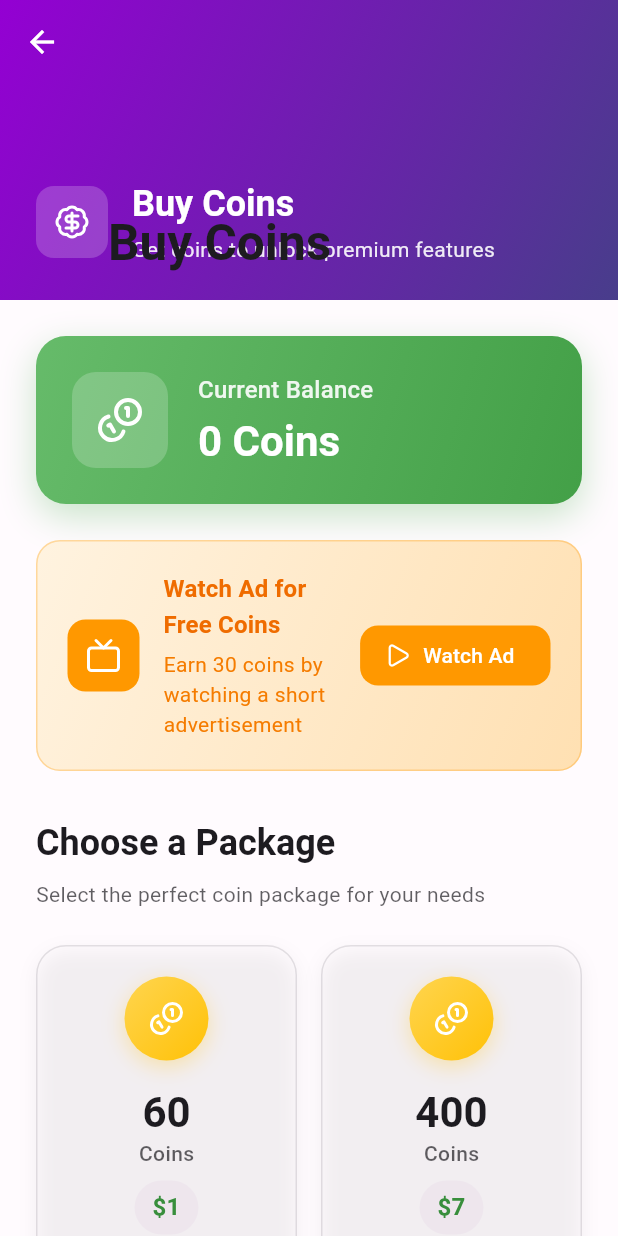
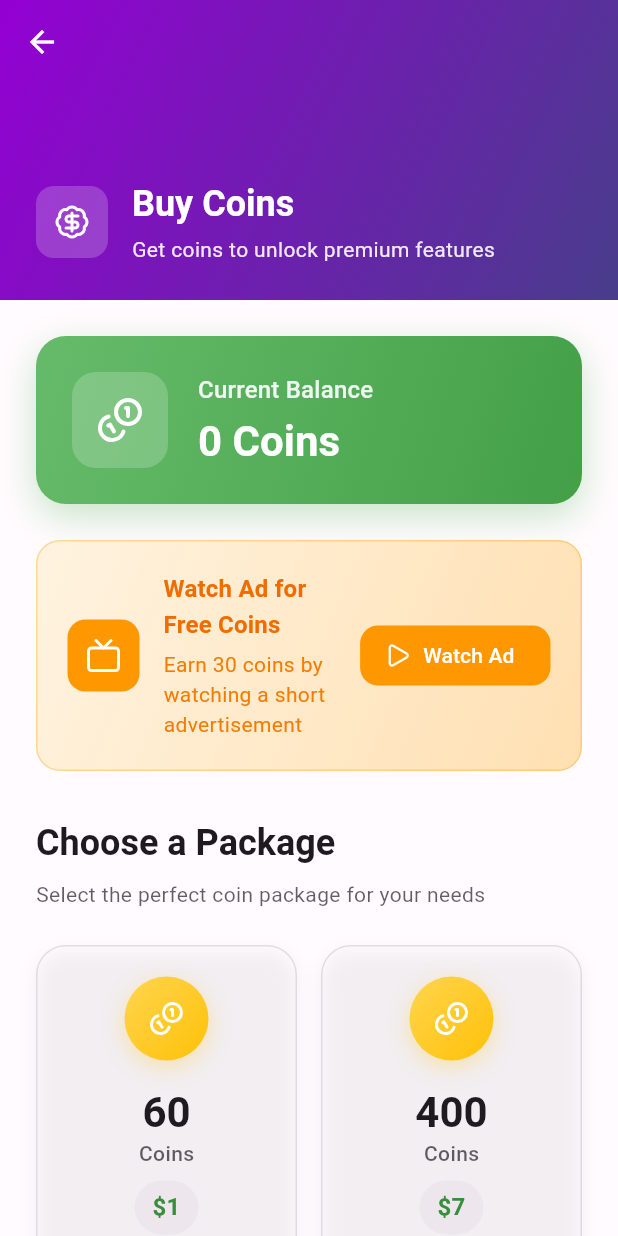
Before and after one commit to pola-png/global-dating-Live, a Flutter app: the CoinPurchaseScreen screen opened by its route, on a phone screen of 412 x 824 dp. Run offline on Flutter 3.47's test engine with Material 3 defaults, Android fonts, the phone set to English and light mode, and no system bars; our stand-ins replace appwrite, cached_network_image, country_picker, firebase_analytics, firebase_core, firebase_messaging and 5 more; missing offline and left inert: livekit_client; accounts and stored records are empty; network calls fail.

Commit message:
Remove duplicate header text in coin purchase screen

```diff
--- a/lib/screens/coin_purchase_screen.dart
+++ b/lib/screens/coin_purchase_screen.dart
@@ -158,10 +158,7 @@ class _CoinPurchaseScreenState extends State<CoinPurchaseScreen> {
                   ),
                 ),
               ),
-              title: const Text(
-                'Buy Coins',
-                style: TextStyle(fontWeight: FontWeight.w600),
-              ),
+              title: null,
             ),
           ),
           // Content
```
